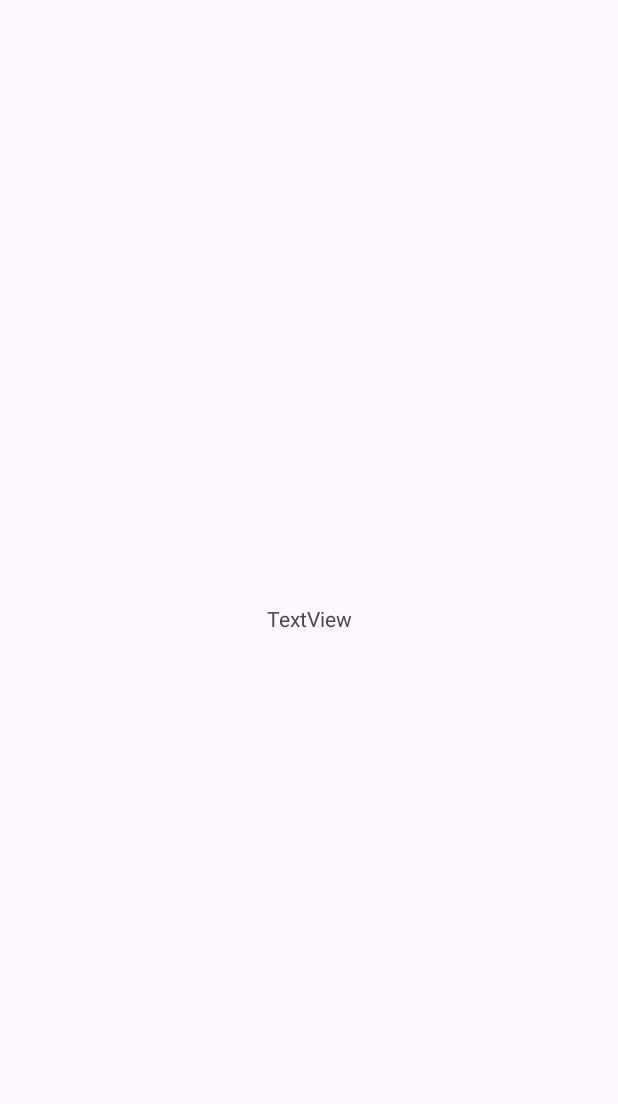
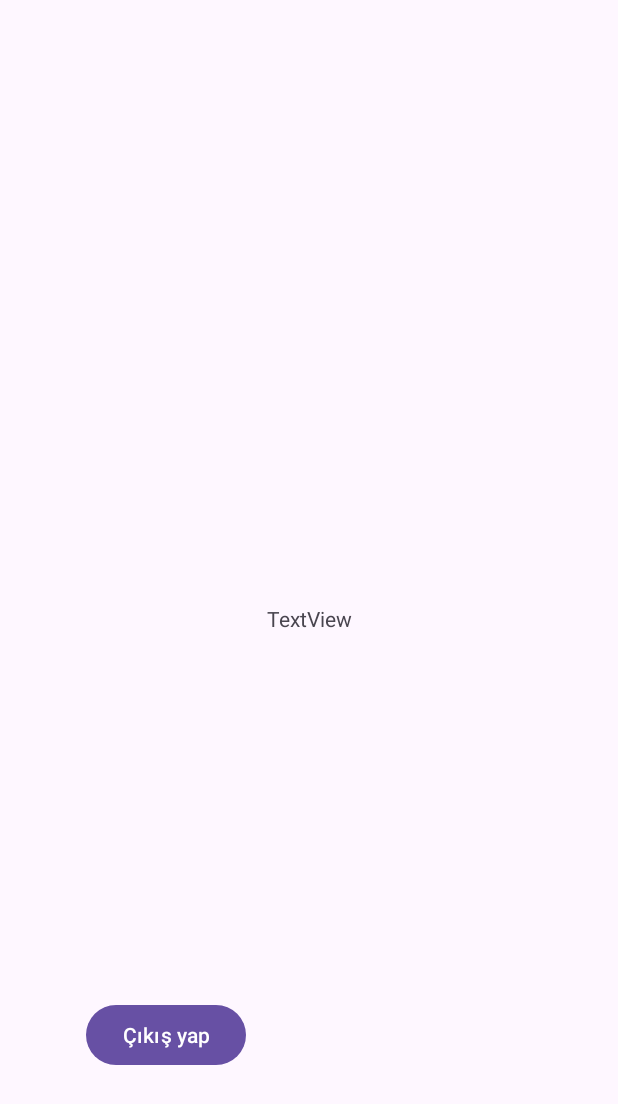
Before and after one commit to HobbyATM/HobbyApp, an Android app: the MainApp screen opened directly, with no data from a screen before it, on a phone screen of 412 x 824 dp. Before the commit the part shown is almost empty. Shown: the top 1104 px of the screen. Run offline under Robolectric (Android 15) with nearby library versions, the phone set to English and light mode, and no system bars; our stand-ins replace Firebase (no records; nobody signed in at launch, a user with empty details on screens opened directly).

Commit message:
Logout Button

```diff
--- a/app/src/main/java/com/example/hobbyapp/MainApp.kt
+++ b/app/src/main/java/com/example/hobbyapp/MainApp.kt
@@ -1,20 +1,41 @@
 package com.example.hobbyapp
 
+import android.content.Context
+import android.content.Intent
+import android.content.SharedPreferences
 import android.os.Bundle
+import android.widget.Toast
 import androidx.activity.enableEdgeToEdge
 import androidx.appcompat.app.AppCompatActivity
 import androidx.core.view.ViewCompat
 import androidx.core.view.WindowInsetsCompat
+import com.example.hobbyapp.databinding.ActivityMainAppBinding
+import com.example.hobbyapp.databinding.ActivitySigninBinding
+import com.google.firebase.auth.FirebaseAuth
 
 class MainApp : AppCompatActivity() {
+    private lateinit var binding: ActivityMainAppBinding
+    private lateinit var firebaseAuth: FirebaseAuth
+    private lateinit var sharedPreferences: SharedPreferences
+
     override fun onCreate(savedInstanceState: Bundle?) {
         super.onCreate(savedInstanceState)
-        enableEdgeToEdge()
-        setContentView(R.layout.activity_main_app)
-        ViewCompat.setOnApplyWindowInsetsListener(findViewById(R.id.main)) { v, insets ->
-            val systemBars = insets.getInsets(WindowInsetsCompat.Type.systemBars())
-            v.setPadding(systemBars.left, systemBars.top, systemBars.right, systemBars.bottom)
-            insets
+        binding = ActivityMainAppBinding.inflate(layoutInflater)
+        setContentView(binding.root)
+
+        sharedPreferences = getSharedPreferences("MyPrefs", Context.MODE_PRIVATE)
+        firebaseAuth = FirebaseAuth.getInstance()
+        binding.logoutbutton.setOnClickListener(){
+            saveLoginStatus(false)
+            firebaseAuth.signOut()
+            startActivity(Intent(this, SigninActivity::class.java))
+            Toast.makeText(this, "Çıkış yapılıyor", Toast.LENGTH_SHORT).show()
+            finish()
         }
     }
+    private fun saveLoginStatus(status: Boolean) {
+        val editor = sharedPreferences.edit()
+        editor.putBoolean("isLoggedIn", status)
+        editor.apply()
+    }
 }
--- a/app/src/main/res/layout/activity_main_app.xml
+++ b/app/src/main/res/layout/activity_main_app.xml
@@ -16,4 +16,17 @@
         app:layout_constraintEnd_toEndOf="parent"
         app:layout_constraintStart_toStartOf="parent"
         app:layout_constraintTop_toTopOf="parent" />
+
+    <Button
+        android:id="@+id/logoutbutton"
+        android:layout_width="wrap_content"
+        android:layout_height="wrap_content"
+        android:layout_marginTop="32dp"
+        android:text="Çıkış yap"
+        app:layout_constraintBottom_toBottomOf="parent"
+        app:layout_constraintEnd_toEndOf="parent"
+        app:layout_constraintHorizontal_bias="0.187"
+        app:layout_constraintStart_toStartOf="parent"
+        app:layout_constraintTop_toTopOf="parent"
+        app:layout_constraintVertical_bias="0.852" />
 </androidx.constraintlayout.widget.ConstraintLayout>
```
